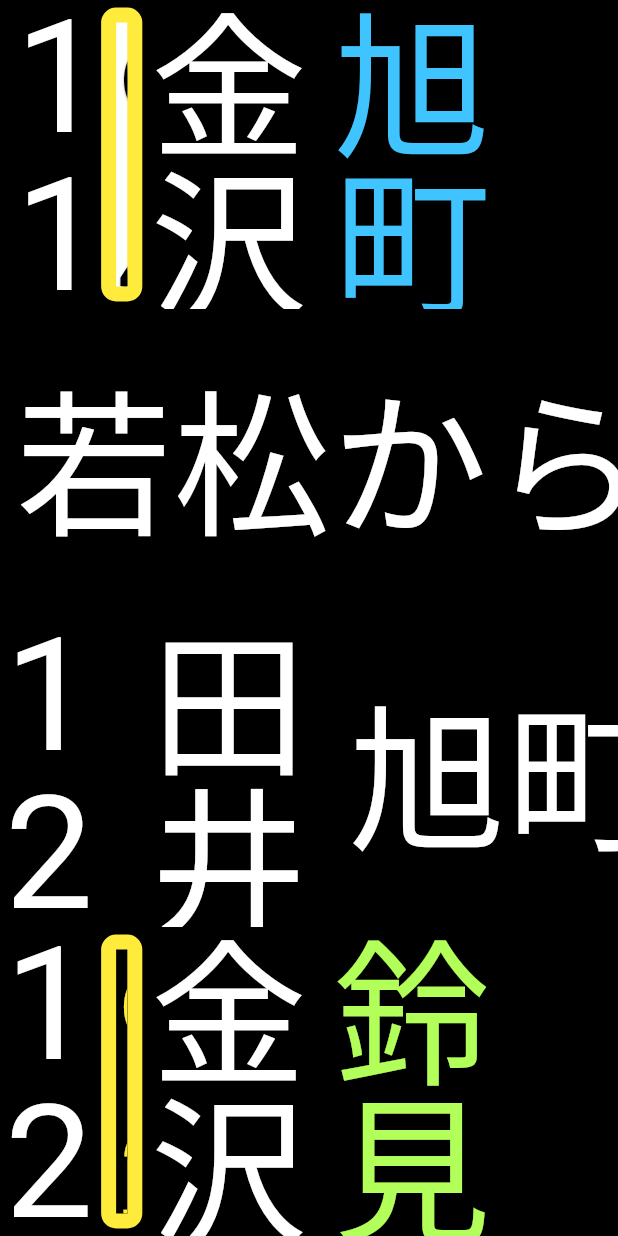
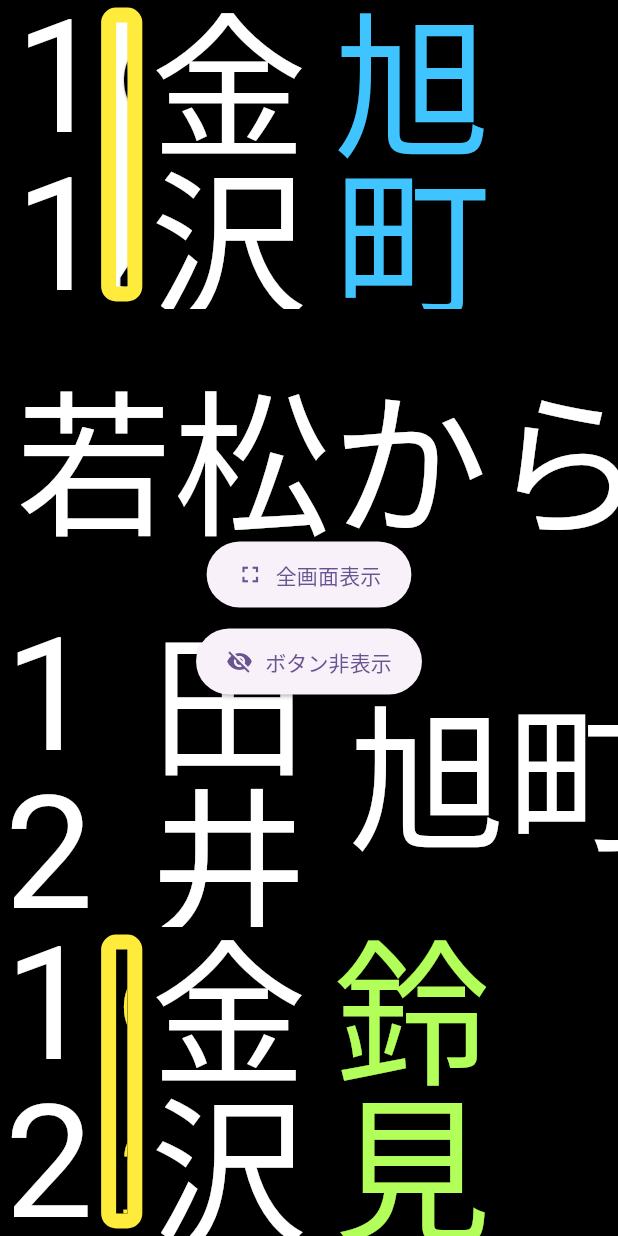
Before and after one commit to ogawa3427/bashi_disp, a Flutter app: the screen it shows after launch, after a tap on "全画面表示", on a phone screen of 412 x 824 dp. Run offline on Flutter 3.47's test engine with Material 3 defaults, Android fonts, the phone set to English and light mode, and no system bars; drawn by our look-alikes of marquee; missing offline and left inert: dart:html, dart:js.

Commit message:
ボタン

```diff
--- a/lib/main.dart
+++ b/lib/main.dart
@@ -87,10 +87,6 @@ class _ResolutionDisplayPageState extends State<ResolutionDisplayPage> {
     } else {
       _exitFullscreen();
     }
-    // ボタンを押したら非表示にする
-    setState(() {
-      _buttonVisible = false;
-    });
   }
 
   void _requestFullscreen() {
@@ -107,6 +103,13 @@ class _ResolutionDisplayPageState extends State<ResolutionDisplayPage> {
     if (html.document.exitFullscreen != null) {
       html.document.exitFullscreen();
     }
+  }
+
+  // ボタンを非表示にするメソッドを追加
+  void _hideButtons() {
+    setState(() {
+      _buttonVisible = false;
+    });
   }
 
   @override
@@ -428,6 +431,8 @@ class _ResolutionDisplayPageState extends State<ResolutionDisplayPage> {
                 mainAxisAlignment: MainAxisAlignment.center,
                 children: <Widget>[
                   if (_buttonVisible)
+                    Column(
+                      children: [
                         ElevatedButton.icon(
                           onPressed: _toggleFullScreen,
                           icon: const Icon(Icons.fullscreen),
@@ -439,6 +444,20 @@ class _ResolutionDisplayPageState extends State<ResolutionDisplayPage> {
                             ),
                           ),
                         ),
+                        const SizedBox(height: 10),
+                        ElevatedButton.icon(
+                          onPressed: _hideButtons,
+                          icon: const Icon(Icons.visibility_off),
+                          label: const Text('ボタン非表示'),
+                          style: ElevatedButton.styleFrom(
+                            padding: const EdgeInsets.symmetric(
+                              horizontal: 20,
+                              vertical: 12,
+                            ),
+                          ),
+                        ),
+                      ],
+                    ),
                 ],
               ),
             ),
```
Lines whose indentation alone changed are shown as unchanged.
